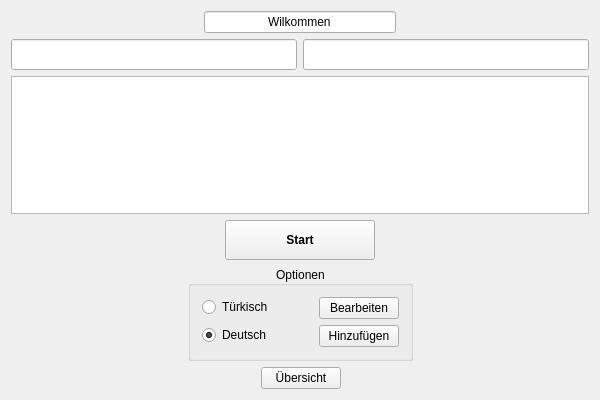
The window that phase6_gui.ui (JannikGrabe/Phase6) describes before a commit, drawn with Qt 5.
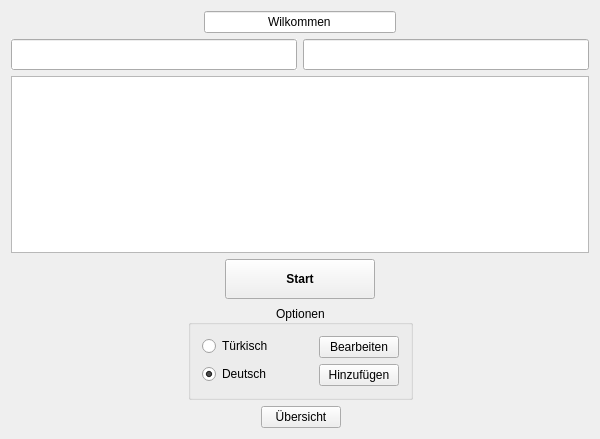
The same window after the commit. Icons and pictures are not drawn.

Commit message: create Overview ui class and add button to main gui

```diff
--- a/phase6_gui.ui
+++ b/phase6_gui.ui
@@ -10,7 +10,7 @@
     <x>0</x>
     <y>0</y>
     <width>600</width>
-    <height>400</height>
+    <height>439</height>
    </rect>
   </property>
   <property name="minimumSize">
```
The commit also changes 6 other files.
